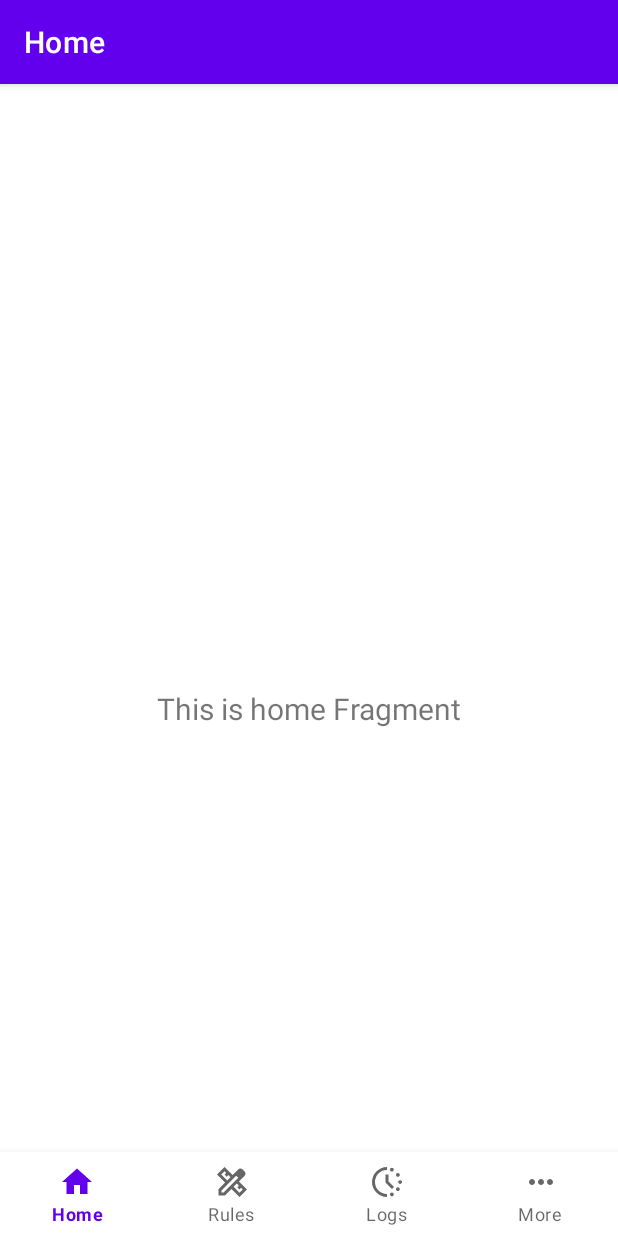
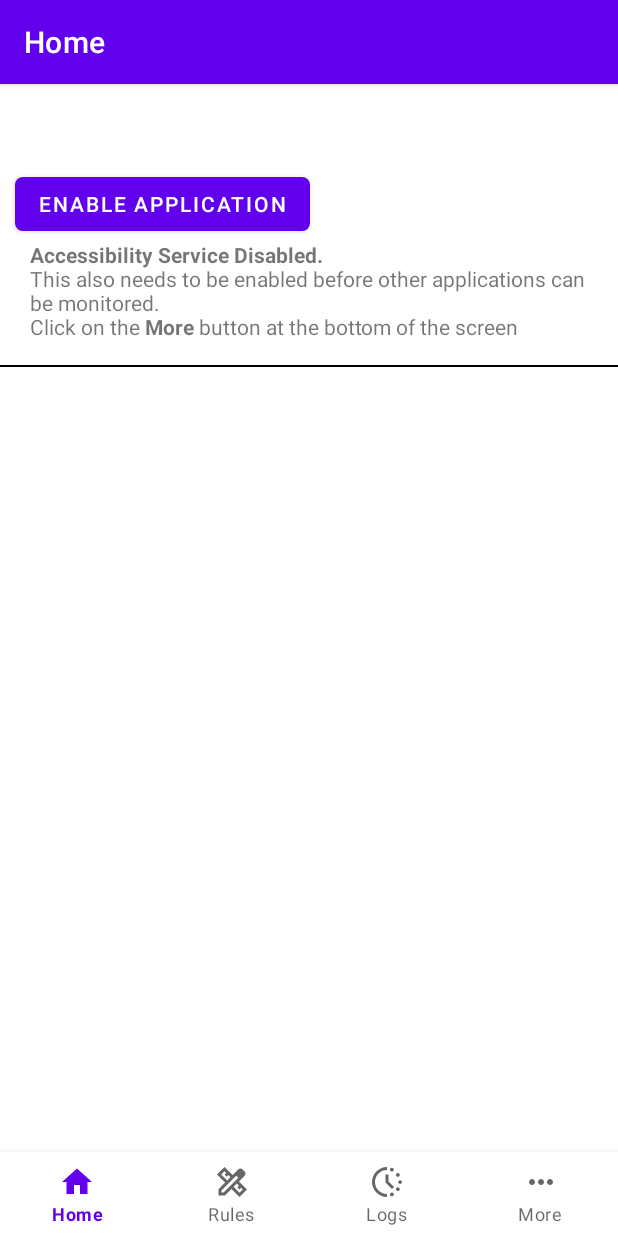
Before and after one commit to mikecornflake/AppTimeLimiter, an Android app built with Jetpack Compose: the screen it shows after launch (MainActivity), on a phone screen of 412 x 824 dp. Run offline under Robolectric (Android 15) with nearby library versions, the light colour scheme and no system bars; our stand-ins replace navigation-ui.

Commit message:
AccessibilityService Implemented
No Rules yet.
Application Enabled isn't working

```diff
--- a/app/build.gradle.kts
+++ b/app/build.gradle.kts
@@ -48,6 +48,12 @@
     implementation(libs.androidx.lifecycle.viewmodel.ktx)
     implementation(libs.androidx.navigation.fragment.ktx)
     implementation(libs.androidx.navigation.ui.ktx)
+    implementation(libs.datastore.preferences)
+    implementation(libs.androidx.datastore.preferences)
+    implementation(libs.androidx.datastore.preferences.core)
+    implementation(libs.androidx.datastore.core)
+    implementation(libs.androidx.datastore.core.android)
+    implementation(libs.androidx.datastore.preferences.core.android)
     testImplementation(libs.junit)
     androidTestImplementation(libs.androidx.junit)
     androidTestImplementation(libs.androidx.espresso.core)
--- a/app/src/main/java/io/github/mikecornflake/apptimelimiter/ui/activities/MainActivity.kt
+++ b/app/src/main/java/io/github/mikecornflake/apptimelimiter/ui/activities/MainActivity.kt
@@ -2,6 +2,7 @@
 
 import android.os.Bundle
 import androidx.appcompat.app.AppCompatActivity
+import androidx.navigation.NavController
 import androidx.navigation.findNavController
 import androidx.navigation.ui.AppBarConfiguration
 import androidx.navigation.ui.setupActionBarWithNavController
@@ -18,7 +19,7 @@
     }
 
     private lateinit var binding: ActivityMainBinding
-    private lateinit var settingsHelper: SettingsHelper
+    private lateinit var navController: NavController
 
     override fun onCreate(savedInstanceState: Bundle?) {
         super.onCreate(savedInstanceState)
@@ -29,7 +30,8 @@
 
         val navView: BottomNavigationView = binding.navView
 
-        val navController = findNavController(R.id.nav_host_fragment_activity_main)
+        navController = findNavController(R.id.nav_host_fragment_activity_main)
+
         // Passing each menu ID as a set of Ids because each
         // menu should be considered as top level destinations.
         val appBarConfiguration = AppBarConfiguration(
@@ -42,17 +44,14 @@
         )
         setupActionBarWithNavController(navController, appBarConfiguration)
         navView.setupWithNavController(navController)
-
-        // settings
-        settingsHelper = SettingsHelper()
     }
 
     override fun onResume() {
         super.onResume()
 
         // Check Accessibility Service
-        if (!settingsHelper.hasAccessibilityPermission(this)) {
-            settingsHelper.openAccessibilitySettings(this)
+        if (!SettingsHelper.hasAccessibilityPermission(this)) {
+            navController.navigate(R.id.navigation_home)
         }
     }
 }
--- a/app/src/main/java/io/github/mikecornflake/apptimelimiter/ui/fragments/HomeFragment.kt
+++ b/app/src/main/java/io/github/mikecornflake/apptimelimiter/ui/fragments/HomeFragment.kt
@@ -1,13 +1,20 @@
 package io.github.mikecornflake.apptimelimiter.ui.fragments
 
 import android.os.Bundle
+import android.text.Html
 import android.view.LayoutInflater
 import android.view.View
 import android.view.ViewGroup
+import android.widget.Button
 import android.widget.TextView
 import androidx.fragment.app.Fragment
-import androidx.lifecycle.ViewModelProvider
+import androidx.fragment.app.viewModels
+import androidx.lifecycle.Lifecycle
+import androidx.lifecycle.lifecycleScope
+import androidx.lifecycle.repeatOnLifecycle
+import io.github.mikecornflake.apptimelimiter.R
 import io.github.mikecornflake.apptimelimiter.databinding.FragmentHomeBinding
+import kotlinx.coroutines.launch
 
 class HomeFragment : Fragment() {
 
@@ -17,22 +24,45 @@
     // onDestroyView.
     private val binding get() = _binding!!
 
+    private val homeViewModel: HomeViewModel by viewModels()
+
     override fun onCreateView(
         inflater: LayoutInflater,
         container: ViewGroup?,
         savedInstanceState: Bundle?
     ): View {
-        val homeViewModel =
-            ViewModelProvider(this).get(HomeViewModel::class.java)
-
         _binding = FragmentHomeBinding.inflate(inflater, container, false)
         val root: View = binding.root
 
-        val textView: TextView = binding.textHome
-        homeViewModel.text.observe(viewLifecycleOwner) {
-            textView.text = it
+        val appEnabledButton: Button = binding.appEnabledButton
+        val accessibilityStatusText: TextView = binding.accessibilityStatusText
+
+        //Call observeDataStore to watch for changes
+        homeViewModel.observeDataStore(requireContext())
+
+        appEnabledButton.setOnClickListener {
+            homeViewModel.toggleAppEnabled(requireContext())
+            //Call saveState to save to the datastore
+            homeViewModel.saveState(requireContext())
         }
+
+        viewLifecycleOwner.lifecycleScope.launch {
+            repeatOnLifecycle(Lifecycle.State.STARTED) {
+                homeViewModel.uiState.collect { uiState ->
+                    // Update the UI based on the uiState
+                    appEnabledButton.setText(uiState.getApplicationEnabledStateAsText())
+                    accessibilityStatusText.setText(uiState.getAccessibilityServiceStateAsText())
+                }
+            }
+        }
+
         return root
+    }
+
+    override fun onViewCreated(view: View, savedInstanceState: Bundle?) {
+        super.onViewCreated(view, savedInstanceState)
+        homeViewModel.updateAccessibilityServiceStatus(requireContext())
+        homeViewModel.loadAppEnabledState(requireContext())
     }
 
     override fun onDestroyView() {
--- /dev/null
+++ b/app/src/main/java/io/github/mikecornflake/apptimelimiter/ui/fragments/HomeUiState.kt
@@ -0,0 +1,27 @@
+package io.github.mikecornflake.apptimelimiter.ui.fragments
+
+import androidx.annotation.StringRes
+import io.github.mikecornflake.apptimelimiter.R
+
+data class HomeUiState(
+    val isAppEnabled: Boolean = false,
+    val isAccessibilityServiceEnabled: Boolean = false
+) {
+    @StringRes
+    fun getApplicationEnabledStateAsText(): Int {
+        return if (isAppEnabled) {
+            R.string.disable_application
+        } else {
+            R.string.enable_application
+        }
+    }
+
+    @StringRes
+    fun getAccessibilityServiceStateAsText(): Int {
+        return if (isAccessibilityServiceEnabled) {
+            R.string.accessibility_service_enabled
+        } else {
+            R.string.accessibility_service_disabled
+        }
+    }
+}
--- a/app/src/main/java/io/github/mikecornflake/apptimelimiter/ui/fragments/HomeViewModel.kt
+++ b/app/src/main/java/io/github/mikecornflake/apptimelimiter/ui/fragments/HomeViewModel.kt
@@ -1,13 +1,62 @@
 package io.github.mikecornflake.apptimelimiter.ui.fragments
 
-import androidx.lifecycle.LiveData
-import androidx.lifecycle.MutableLiveData
+import android.content.Context
 import androidx.lifecycle.ViewModel
+import androidx.lifecycle.viewModelScope
+import io.github.mikecornflake.apptimelimiter.settings.SettingsHelper
+import kotlinx.coroutines.flow.MutableStateFlow
+import kotlinx.coroutines.flow.StateFlow
+import kotlinx.coroutines.flow.asStateFlow
+import kotlinx.coroutines.flow.update
+import kotlinx.coroutines.launch
 
 class HomeViewModel : ViewModel() {
 
-    private val _text = MutableLiveData<String>().apply {
-        value = "This is home Fragment"
+    private val _uiState = MutableStateFlow(HomeUiState())
+    val uiState: StateFlow<HomeUiState> = _uiState.asStateFlow()
+
+    fun updateAccessibilityServiceStatus(context: Context) {
+        viewModelScope.launch {
+            _uiState.update { currentState ->
+                currentState.copy(isAccessibilityServiceEnabled = SettingsHelper.hasAccessibilityPermission(context))
+            }
+        }
     }
-    val text: LiveData<String> = _text
+
+    //Observe the datastore for changes, then update the uiState
+    fun observeDataStore(context: Context) {
+        viewModelScope.launch {
+            SettingsHelper.getAppEnabledState(context).collect{isEnabled ->
+                _uiState.update {
+                    it.copy(isAppEnabled = isEnabled)
+                }
+            }
+        }
+    }
+
+    //save to the datastore when the uiState changes
+    fun saveState(context: Context){
+        viewModelScope.launch {
+            SettingsHelper.saveAppEnabledState(context, uiState.value.isAppEnabled)
+        }
+    }
+
+    fun toggleAppEnabled(context: Context) {
+        viewModelScope.launch {
+            _uiState.update { currentState ->
+                val newEnabledState = !currentState.isAppEnabled
+                currentState.copy(isAppEnabled = newEnabledState)
+            }
+        }
+    }
+
+    fun loadAppEnabledState(context: Context) {
+        viewModelScope.launch {
+            SettingsHelper.getAppEnabledState(context).collect { isEnabled ->
+                _uiState.update { currentState ->
+                    currentState.copy(isAppEnabled = isEnabled)
+                }
+            }
+        }
+    }
 }
--- a/app/src/main/java/io/github/mikecornflake/apptimelimiter/ui/fragments/MoreViewModel.kt
+++ b/app/src/main/java/io/github/mikecornflake/apptimelimiter/ui/fragments/MoreViewModel.kt
@@ -6,8 +6,4 @@
 
 class MoreViewModel : ViewModel() {
 
-    private val _text = MutableLiveData<String>().apply {
-        value = "This is More Fragment"
-    }
-    val text: LiveData<String> = _text
 }
--- a/app/src/main/res/layout/fragment_home.xml
+++ b/app/src/main/res/layout/fragment_home.xml
@@ -6,17 +6,32 @@
     android:layout_height="match_parent"
     tools:context=".ui.fragments.HomeFragment">
 
+    <Button
+        android:id="@+id/app_enabled_button"
+        android:layout_width="wrap_content"
+        android:layout_height="wrap_content"
+        android:layout_marginStart="10dp"
+        android:text="@string/enable_application"
+        app:cornerRadius="5dp"
+        app:layout_constraintStart_toStartOf="parent"
+        app:layout_constraintTop_toTopOf="parent"  />
+
     <TextView
-        android:id="@+id/text_home"
+        android:id="@+id/accessibility_status_text"
+        android:layout_width="0dp"
+        android:layout_height="wrap_content"
+        android:layout_marginStart="10dp"
+        android:layout_marginEnd="10dp"
+        android:text="@string/accessibility_service_disabled"
+        app:layout_constraintStart_toStartOf="@id/app_enabled_button"
+        app:layout_constraintEnd_toEndOf="parent"
+        app:layout_constraintTop_toBottomOf="@+id/app_enabled_button"/>
+
+    <View
+        android:id="@+id/sep1"
         android:layout_width="match_parent"
-        android:layout_height="wrap_content"
-        android:layout_marginStart="8dp"
-        android:layout_marginTop="8dp"
-        android:layout_marginEnd="8dp"
-        android:textAlignment="center"
-        android:textSize="20sp"
-        app:layout_constraintBottom_toBottomOf="parent"
-        app:layout_constraintEnd_toEndOf="parent"
-        app:layout_constraintStart_toStartOf="parent"
-        app:layout_constraintTop_toTopOf="parent" />
+        android:layout_height="1dp"
+        android:layout_marginTop="16dp"
+        android:background="@android:color/black"
+        app:layout_constraintTop_toBottomOf="@id/accessibility_status_text" />
 </androidx.constraintlayout.widget.ConstraintLayout>
--- a/app/src/main/res/values/strings.xml
+++ b/app/src/main/res/values/strings.xml
@@ -11,4 +11,14 @@
     <string name="accessibility_service_explanation">To detect when chosen Apps are in the foreground,
         you need to enable the App Time Limiter Accessibility Service in your device settings.</string>
     <string name="enable_accessibility_service">Enable Accessibility Service</string>
+
+    <string name="enable_application">Enable Application</string>
+    <string name="disable_application">Application is enabled</string>
+    <string name="accessibility_service_enabled">Accessibility Service Enabled</string>
+    <string name="accessibility_service_disabled"><b>Accessibility Service Disabled.</b>
+        \nThis also needs to be enabled before other applications can be monitored.
+        \nClick on the <b>More</b> button at the bottom of the screen</string>
+    <string name="usage_stats_explanation">TODO: Find out what this is</string>
+
+
 </resources>
```
Also changed, not shown: app/src/main/java/io/github/mikecornflake/apptimelimiter/settings/MyAccessibilityService.kt (+36 -4 lines), app/src/main/java/io/github/mikecornflake/apptimelimiter/settings/SettingsHelper.kt (+62 -1 lines), app/src/main/java/io/github/mikecornflake/apptimelimiter/ui/fragments/MoreFragment.kt (+5 -3 lines), app/src/main/res/layout/fragment_more.xml (+17 -12 lines), gradle/libs.versions.toml (+11 -2 lines), gradle/wrapper/gradle-wrapper.properties.
